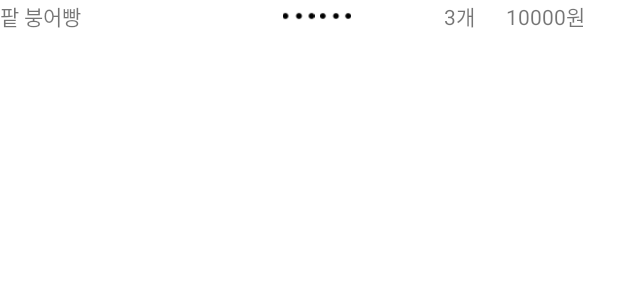
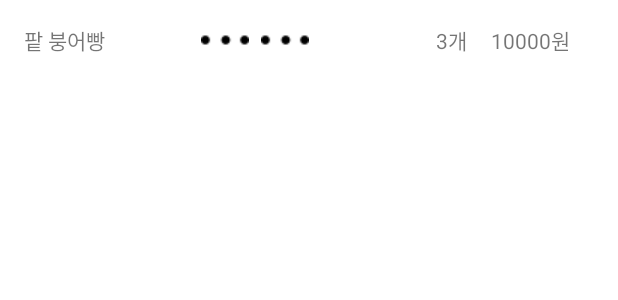
Before and after one commit to Zea7/BungBread, an Android app: the layout menu_show.xml on its own in the app's theme, with its tools: preview values and no code run, on a phone screen of 412 x 824 dp. Shown: the top 300 px of the screen. Run offline under Robolectric (Android 15) with nearby library versions, the phone set to English and light mode, and no system bars.

Commit message:
design fix

```diff
--- a/app/build.gradle
+++ b/app/build.gradle
@@ -46,7 +46,7 @@ dependencies {
     implementation 'com.squareup.retrofit2:retrofit:2.7.2'
     implementation 'com.squareup.retrofit2:converter-gson:2.7.2'
     implementation 'io.github.ibrahimyilmaz:kiel:1.2.1'
-    implementation files('D:\\VSCode\\BungBread\\app\\libs\\libDaumMapAndroid.jar')
+    implementation files('/Users/park/AndroidStudioProjects/BungBread/app/libs/libDaumMapAndroid.jar')
     annotationProcessor "com.github.bumptech.glide:compiler:4.11.0"
     //noinspection GradleCompatible
     implementation 'com.android.support:design:28.0.0'
--- a/app/src/main/res/layout/activity_show_store.xml
+++ b/app/src/main/res/layout/activity_show_store.xml
@@ -89,7 +89,7 @@
         android:textSize="18sp"/>
 
     <androidx.recyclerview.widget.RecyclerView
-        android:layout_width="380dp"
+        android:layout_width="match_parent"
         android:layout_height="wrap_content"
         android:id="@+id/category_show"
         app:layout_constraintTop_toBottomOf="@id/menu"
--- a/app/src/main/res/layout/menu_show.xml
+++ b/app/src/main/res/layout/menu_show.xml
@@ -1,47 +1,66 @@
 <?xml version="1.0" encoding="utf-8"?>
-<LinearLayout
-xmlns:android="http://schemas.android.com/apk/res/android"
-android:layout_width="match_parent"
-android:layout_height="wrap_content"
-    android:weightSum="100">
+<androidx.constraintlayout.widget.ConstraintLayout
+    xmlns:android="http://schemas.android.com/apk/res/android"
+    xmlns:app="http://schemas.android.com/apk/res-auto"
+    xmlns:tools="http://schemas.android.com/tools"
+    android:layout_width="match_parent"
+    android:layout_height="wrap_content">
+
     <TextView
         android:id="@+id/menu_menu"
         android:layout_width="0dp"
         android:layout_height="wrap_content"
+        android:layout_marginStart="16dp"
+        android:layout_marginTop="16dp"
+        android:layout_marginBottom="13dp"
+        android:layout_weight="30"
         android:text="팥 붕어빵"
-        android:layout_weight="30"
-        />
+        app:layout_constraintBottom_toBottomOf="parent"
+        app:layout_constraintStart_toStartOf="parent"
+        app:layout_constraintTop_toTopOf="parent" />
+
     <ImageView
+        android:id="@+id/imageView3"
         android:layout_width="0dp"
         android:layout_height="match_parent"
-        android:layout_weight="15"
-    />
+        android:layout_marginStart="8dp"
+        android:layout_weight="7"
+        android:src="@drawable/dotes"
+        app:layout_constraintBottom_toBottomOf="@+id/imageView2"
+        app:layout_constraintStart_toEndOf="@+id/imageView2"
+        app:layout_constraintTop_toTopOf="@+id/imageView2" />
+
     <ImageView
+        android:id="@+id/imageView2"
         android:layout_width="0dp"
         android:layout_height="match_parent"
-        android:layout_weight="7"
-        android:src="@drawable/dotes"/>
-    <ImageView
-        android:layout_width="0dp"
-        android:layout_height="match_parent"
+        android:layout_marginStart="64dp"
         android:layout_weight="5"
-        android:src="@drawable/dotes"/>
-    <ImageView
-        android:layout_width="0dp"
-        android:layout_height="match_parent"
-        android:layout_weight="15"
-        />
+        android:src="@drawable/dotes"
+        app:layout_constraintBottom_toBottomOf="@+id/menu_menu"
+        app:layout_constraintStart_toEndOf="@+id/menu_menu"
+        app:layout_constraintTop_toTopOf="@+id/menu_menu" />
+
     <TextView
+        android:id="@+id/count"
+        android:layout_width="wrap_content"
+        android:layout_height="wrap_content"
+        android:layout_marginEnd="16dp"
+        android:layout_weight="10"
+        android:text="3개"
+        app:layout_constraintBottom_toBottomOf="@+id/imageView3"
+        app:layout_constraintEnd_toStartOf="@+id/price"
+        app:layout_constraintTop_toTopOf="@+id/imageView3" />
+
+    <TextView
+        android:id="@+id/price"
         android:layout_width="0dp"
         android:layout_height="wrap_content"
-        android:text="3개"
-        android:layout_weight="10"
-        android:id="@+id/count"/>
-    <TextView
-        android:layout_width="0dp"
-        android:layout_height="wrap_content"
+        android:layout_marginEnd="32dp"
+        android:layout_weight="18"
         android:text="10000원"
-        android:layout_weight="18"
-        android:id="@+id/price"/>
+        app:layout_constraintBottom_toBottomOf="@+id/imageView3"
+        app:layout_constraintEnd_toEndOf="parent"
+        app:layout_constraintTop_toTopOf="@+id/imageView3" />
 
-</LinearLayout>
+</androidx.constraintlayout.widget.ConstraintLayout>
```
